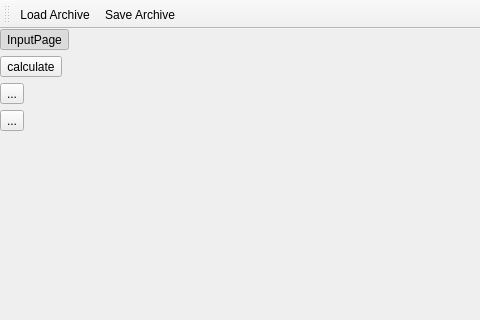
Above: mainwindow.ui from yueningli9529-sudo/matrix-calculator before the change; both pictures show x 0 to 480 and y 0 to 320 of the 1075 by 702 pixel window. Below: the same form after it.
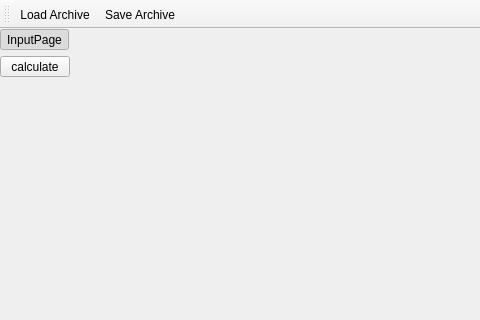
That is the form after the change. Icons and pictures are not drawn.

```diff
--- a/mainwindow.ui
+++ b/mainwindow.ui
@@ -89,6 +89,12 @@
          </item>
          <item>
           <widget class="QToolButton" name="CalculateToolButton">
+           <property name="sizePolicy">
+            <sizepolicy hsizetype="Preferred" vsizetype="Preferred">
+             <horstretch>0</horstretch>
+             <verstretch>0</verstretch>
+            </sizepolicy>
+           </property>
            <property name="text">
             <string>calculate</string>
            </property>
@@ -112,26 +118,6 @@
            </property>
           </widget>
          </item>
-         <item>
-          <widget class="QToolButton" name="toolButton_3">
-           <property name="text">
-            <string>...</string>
-           </property>
-           <property name="checkable">
-            <bool>true</bool>
-           </property>
-           <property name="autoExclusive">
-            <bool>true</bool>
-           </property>
-          </widget>
-         </item>
-         <item>
-          <widget class="QToolButton" name="toolButton_4">
-           <property name="text">
-            <string>...</string>
-           </property>
-          </widget>
-         </item>
         </layout>
        </item>
        <item>
```
